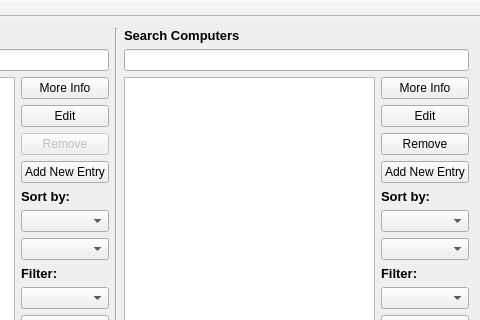
First picture: the form in vika3/mainwindow.ui, repository hlynurstef/Verklegt-namskeid-1-vika-3, before the edit; both pictures show x 247 to 727 and y 0 to 320 of the 727 by 591 pixel window.
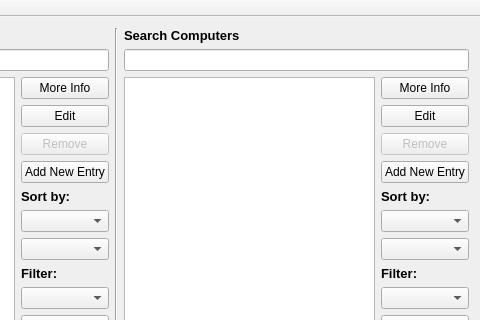
Second picture: the form after the edit.

```diff
--- a/vika3/mainwindow.ui
+++ b/vika3/mainwindow.ui
@@ -214,7 +214,10 @@
            </widget>
           </item>
           <item>
-           <widget class="QPushButton" name="pushButton_computers_remove">
+           <widget class="QPushButton" name="button_remove_computer">
+            <property name="enabled">
+             <bool>false</bool>
+            </property>
             <property name="statusTip">
              <string>Remove selected Computer</string>
             </property>
```
